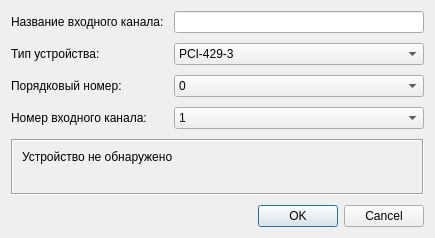
First picture: the form in formadddevice.ui, repository usazankov/AnalyzerBoardInformation, before the edit.
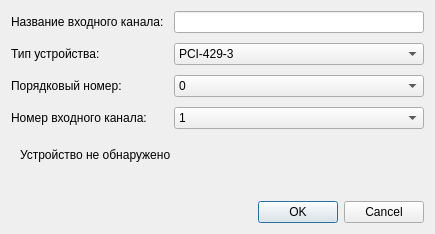
Second picture: the form after the edit.

```diff
--- a/formadddevice.ui
+++ b/formadddevice.ui
@@ -10,7 +10,7 @@
     <x>0</x>
     <y>0</y>
     <width>435</width>
-    <height>228</height>
+    <height>230</height>
    </rect>
   </property>
   <property name="sizePolicy">
@@ -190,7 +190,7 @@
       </sizepolicy>
      </property>
      <property name="frameShape">
-      <enum>QFrame::Box</enum>
+      <enum>QFrame::NoFrame</enum>
      </property>
      <property name="frameShadow">
       <enum>QFrame::Sunken</enum>
```
